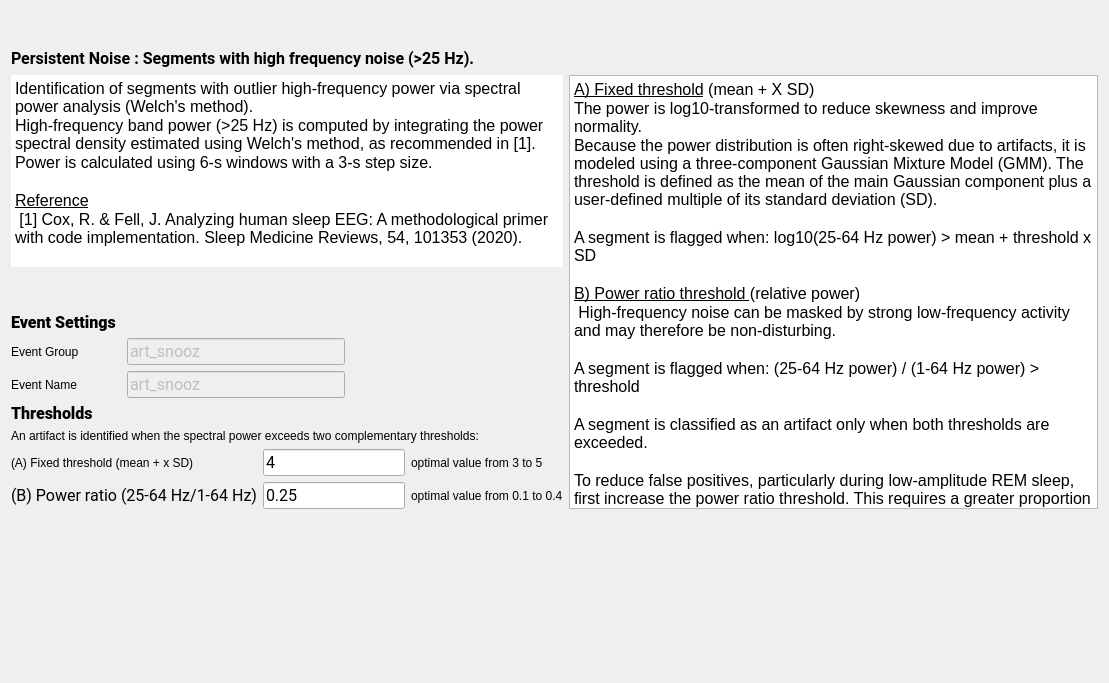
Old version of the form tools/CEAMSTools/DetectArtifacts/PersistentNoiseStep/Ui_PersistentNoiseStep.ui in the repository SnoozToolbox/snooz-package-ceams.
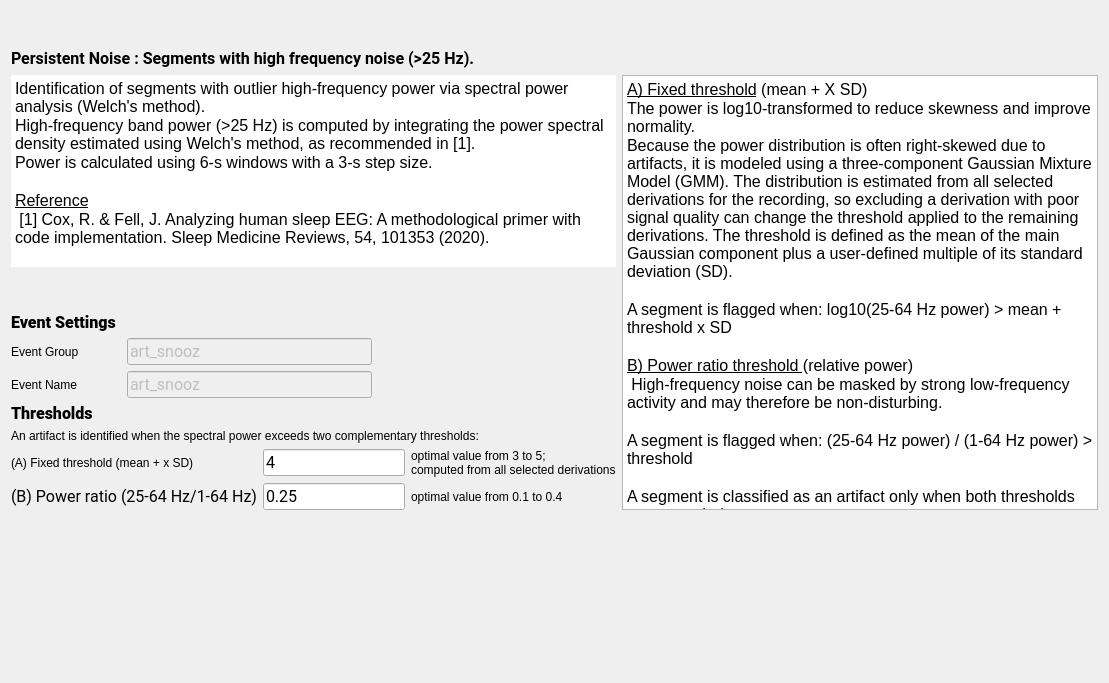
New version of the form.

Commit message: Detect EEG artifact : Clarify Threshold distribution across selected derivations, GMM distribution uses all selected derivations.

```diff
--- a/tools/CEAMSTools/DetectArtifacts/PersistentNoiseStep/Ui_PersistentNoiseStep.ui
+++ b/tools/CEAMSTools/DetectArtifacts/PersistentNoiseStep/Ui_PersistentNoiseStep.ui
@@ -331,6 +331,12 @@
         <layout class="QGridLayout" name="gridLayout_2">
          <item row="0" column="0">
           <widget class="QLabel" name="label_7">
+           <property name="maximumSize">
+            <size>
+             <width>270</width>
+             <height>16777215</height>
+            </size>
+           </property>
            <property name="toolTip">
             <string>The threshold value to identify the artefact.  Its units is x times the baseline standard deviation.</string>
            </property>
@@ -365,14 +371,21 @@
          </item>
          <item row="0" column="2">
           <widget class="QLabel" name="label_2">
+           <property name="sizePolicy">
+            <sizepolicy hsizetype="Expanding" vsizetype="Preferred">
+             <horstretch>0</horstretch>
+             <verstretch>0</verstretch>
+            </sizepolicy>
+           </property>
            <property name="maximumSize">
             <size>
-             <width>250</width>
+             <width>16777215</width>
              <height>16777215</height>
             </size>
            </property>
            <property name="text">
-            <string>optimal value from 3 to 5</string>
+            <string>optimal value from 3 to 5;
+computed from all selected derivations</string>
            </property>
           </widget>
          </item>
@@ -380,7 +393,7 @@
           <widget class="QLabel" name="label">
            <property name="maximumSize">
             <size>
-             <width>281</width>
+             <width>270</width>
              <height>16777215</height>
             </size>
            </property>
@@ -426,9 +439,15 @@
          </item>
          <item row="1" column="2">
           <widget class="QLabel" name="label_6">
+           <property name="sizePolicy">
+            <sizepolicy hsizetype="Expanding" vsizetype="Preferred">
+             <horstretch>0</horstretch>
+             <verstretch>0</verstretch>
+            </sizepolicy>
+           </property>
            <property name="maximumSize">
             <size>
-             <width>250</width>
+             <width>16777215</width>
              <height>16777215</height>
             </size>
            </property>
@@ -495,7 +514,7 @@
 &lt;/style&gt;&lt;/head&gt;&lt;body style=&quot; font-family:'Roboto'; font-size:12pt; font-weight:400; font-style:normal;&quot;&gt;
 &lt;p style=&quot; margin-top:0px; margin-bottom:0px; margin-left:0px; margin-right:0px; -qt-block-indent:0; text-indent:0px;&quot;&gt;&lt;span style=&quot; text-decoration: underline;&quot;&gt;A) Fixed threshold&lt;/span&gt; (mean + X SD)&lt;/p&gt;
 &lt;p style=&quot; margin-top:0px; margin-bottom:0px; margin-left:0px; margin-right:0px; -qt-block-indent:0; text-indent:0px;&quot;&gt;The power is log10-transformed to reduce skewness and improve normality. &lt;/p&gt;
-&lt;p style=&quot; margin-top:0px; margin-bottom:0px; margin-left:0px; margin-right:0px; -qt-block-indent:0; text-indent:0px;&quot;&gt;Because the power distribution is often right-skewed due to artifacts, it is modeled using a three-component Gaussian Mixture Model (GMM). The threshold is defined as the mean of the main Gaussian component plus a user-defined multiple of its standard deviation (SD).&lt;/p&gt;
+&lt;p style=&quot; margin-top:0px; margin-bottom:0px; margin-left:0px; margin-right:0px; -qt-block-indent:0; text-indent:0px;&quot;&gt;Because the power distribution is often right-skewed due to artifacts, it is modeled using a three-component Gaussian Mixture Model (GMM). The distribution is estimated from all selected derivations for the recording, so excluding a derivation with poor signal quality can change the threshold applied to the remaining derivations. The threshold is defined as the mean of the main Gaussian component plus a user-defined multiple of its standard deviation (SD).&lt;/p&gt;
 &lt;p style=&quot;-qt-paragraph-type:empty; margin-top:0px; margin-bottom:0px; margin-left:0px; margin-right:0px; -qt-block-indent:0; text-indent:0px;&quot;&gt;&lt;br /&gt;&lt;/p&gt;
 &lt;p style=&quot; margin-top:0px; margin-bottom:0px; margin-left:0px; margin-right:0px; -qt-block-indent:0; text-indent:0px;&quot;&gt;A segment is flagged when: log10(25-64 Hz power) &amp;gt; mean + threshold x SD&lt;/p&gt;
 &lt;p style=&quot;-qt-paragraph-type:empty; margin-top:0px; margin-bottom:0px; margin-left:0px; margin-right:0px; -qt-block-indent:0; text-indent:0px;&quot;&gt;&lt;br /&gt;&lt;/p&gt;
```
The commit also changes 7 other files.
